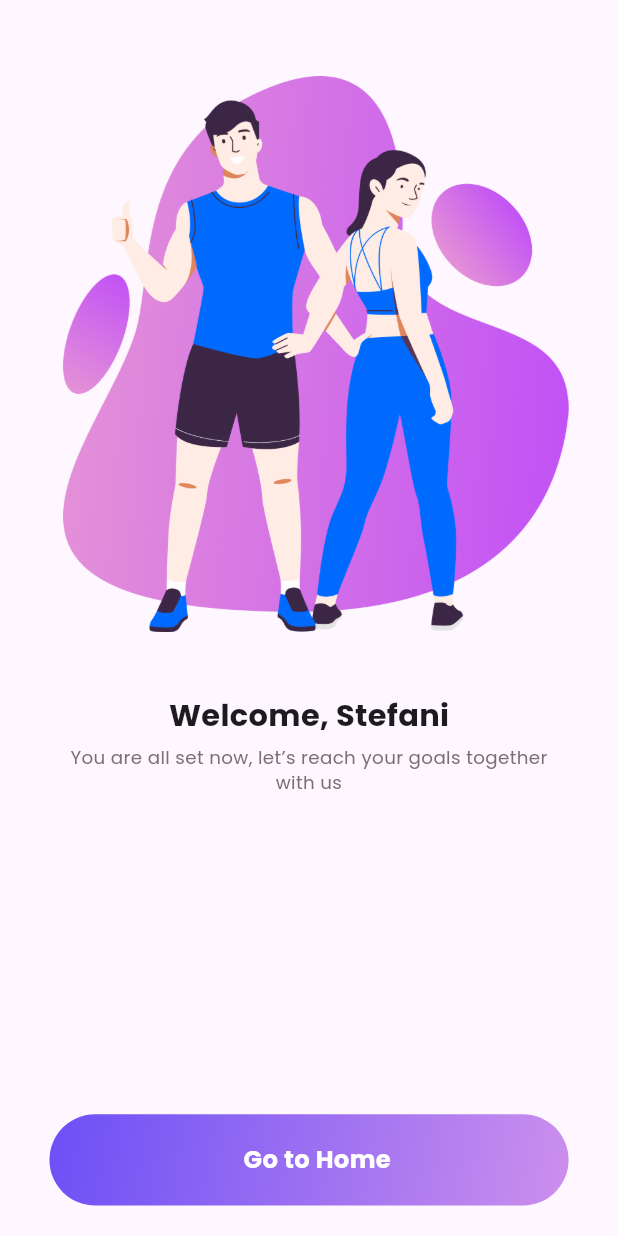
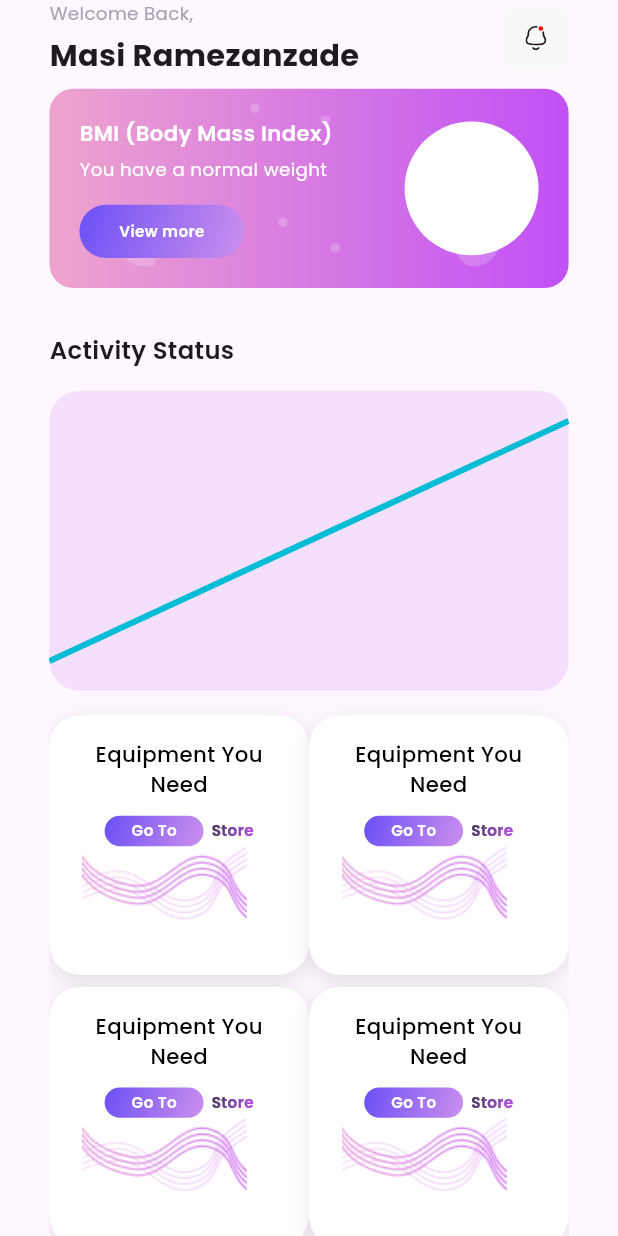
Before and after one commit to aliNassef/FitTrack, a Flutter app: the SuccessfulRegistrationView screen opened by its route, after a tap on "Go to Home", on a phone screen of 412 x 824 dp. Run offline on Flutter 3.47's test engine with Material 3 defaults, Android fonts, the phone set to English and light mode, and no system bars; drawn by our look-alikes of fl_chart; our stand-ins replace carousel_slider, device_preview, dio, easy_localization, flutter_bloc, flutter_screenutil and 7 more; accounts and stored records are empty; project files that could hold a hidden picture were left out.

Commit message:
feat: Implement HomeView and related widgets
- Added HomeView with a body containing HomeBanner, HomeChart, and HomeGridItem.
- Created HomeBanner widget to display BMI information with a button.
- Developed HomeChart widget to visualize activity status using fl_chart.
- Introduced HomeGridItem for displaying equipment information with a button.
- Added HomeTopBar for user greeting and notification icon.
- Updated DefaultAppButton to accept optional icon and textStyle parameters.
- Added new assets for home background and notification icons.
- Updated app router to include HomeView as the initial route.
- Added semiBold16 text style to AppStyles for consistent styling.
- Included new images in assets for home background and notification icon.

```diff
--- /dev/null
+++ b/devtools_options.yaml
@@ -0,0 +1,3 @@
+description: This file stores settings for Dart & Flutter DevTools.
+documentation: https://docs.flutter.dev/tools/devtools/extensions#configure-extension-enablement-states
+extensions:
--- a/lib/core/helpers/default_app_button.dart
+++ b/lib/core/helpers/default_app_button.dart
@@ -11,17 +11,19 @@ class DefaultAppButton extends StatelessWidget {
     this.onPressed,
     this.backgroundColor,
     this.textColor = Colors.white,
-    this.icon = const SizedBox(),
+    this.icon,
     this.padding = 0,
     this.radius = 99,
+    this.textStyle,
   });
   final String text;
   final void Function()? onPressed;
   final Color? backgroundColor;
   final Color textColor;
-  final Widget icon;
+  final Widget? icon;
   final double padding;
   final double radius;
+  final TextStyle? textStyle;
   @override
   Widget build(BuildContext context) {
     return GestureDetector(
@@ -46,12 +48,13 @@ class DefaultAppButton extends StatelessWidget {
           spacing: 10.w,
           mainAxisAlignment: MainAxisAlignment.center,
           children: [
-            icon,
+            if (icon != null) icon!,
             Text(
               text,
-              style: AppStyles.bold16.copyWith(
-                color: textColor,
-              ),
+              style: textStyle ??
+                  AppStyles.bold16.copyWith(
+                    color: textColor,
+                  ),
             ),
           ],
         ),
--- a/lib/core/utils/app_images.dart
+++ b/lib/core/utils/app_images.dart
@@ -9,6 +9,8 @@ abstract class AppImages {
   static const String register2 = 'assets/images/register2.png';
   static const String register3 = 'assets/images/register3.png';
   static const String successRegister = 'assets/images/sucess_reg.png';
+  static const String homeBackgroundItem =
+      'assets/images/home_background_item.png';
 }
 
 abstract class AppIcons {
@@ -24,4 +26,7 @@ abstract class AppIcons {
   static const String genderIcon = 'assets/icons/gender_icon.svg';
   static const String dateIcon = 'assets/icons/date_icon.svg';
   static const String logoIcon = 'assets/icons/logo_icon.svg';
+  static const String notificationIcon = 'assets/icons/notification_icon.svg';
+  static const String homeBackgroundBannerIcon =
+      'assets/icons/home_background.svg';
 }
--- a/lib/core/utils/app_router.dart
+++ b/lib/core/utils/app_router.dart
@@ -5,6 +5,7 @@ import '../../features/auth/presentation/views/login_view.dart';
 import '../../features/auth/presentation/views/signup_view.dart';
 import '../../features/auth/presentation/views/signup_welcome_view.dart';
 import '../../features/auth/presentation/views/sucess_registration_view.dart';
+import '../../features/home/presentation/views/home_view.dart';
 import '../../features/onboarding/presentation/views/onboarding_view.dart';
 import '../../features/onboarding/presentation/views/welcome_view.dart';
 
@@ -34,6 +35,10 @@ Route<dynamic> onGenerateRoute(RouteSettings settings) {
       return MaterialPageRoute(
         builder: (context) => const SuccessfulRegistrationView(),
       );
+    case HomeView.routeName:
+      return MaterialPageRoute(
+        builder: (context) => const HomeView(),
+      );
     default:
       return MaterialPageRoute(builder: (context) => const Scaffold());
   }
--- a/lib/core/utils/app_styles.dart
+++ b/lib/core/utils/app_styles.dart
@@ -70,6 +70,11 @@ abstract class AppStyles {
   static final semiBold15 = _createStyle(
     fontFamily: 'Poppins',
     fontSize: 15,
+    fontWeight: FontWeight.w600,
+  );
+  static final semiBold16 = _createStyle(
+    fontFamily: 'Poppins',
+    fontSize: 16,
     fontWeight: FontWeight.w600,
   );
   static final regular16 = _createStyle(
--- a/lib/features/auth/presentation/views/sucess_registration_view.dart
+++ b/lib/features/auth/presentation/views/sucess_registration_view.dart
@@ -7,6 +7,7 @@ import '../../../../core/helpers/default_app_button.dart';
 import '../../../../core/utils/app_colors.dart';
 import '../../../../core/utils/app_images.dart';
 import '../../../../core/utils/app_styles.dart';
+import '../../../home/presentation/views/home_view.dart';
 
 class SuccessfulRegistrationView extends StatelessWidget {
   const SuccessfulRegistrationView({super.key});
@@ -40,7 +41,9 @@ class SuccessfulRegistrationView extends StatelessWidget {
             Spacer(),
             DefaultAppButton(
               text: 'Go to Home',
-              onPressed: () {},
+              onPressed: () {
+                _goToHomePage(context);
+              },
             ),
             VerticalSpace(20),
           ],
@@ -48,4 +51,12 @@ class SuccessfulRegistrationView extends StatelessWidget {
       ),
     );
   }
+
+  void _goToHomePage(BuildContext context) {
+    Navigator.pushNamedAndRemoveUntil(
+      context,
+      HomeView.routeName,
+      (route) => false,
+    );
+  }
 }
--- /dev/null
+++ b/lib/features/home/presentation/views/home_view.dart
@@ -0,0 +1,17 @@
+import 'package:fit_track_app/core/extensions/padding_extension.dart';
+import 'package:flutter/material.dart';
+import '../widgets/home_view_body.dart';
+
+class HomeView extends StatelessWidget {
+  const HomeView({super.key});
+  static const String routeName = 'home_view';
+  @override
+  Widget build(BuildContext context) {
+    return Scaffold(
+      body: SafeArea(
+        bottom: false,
+        child: HomeViewBody().withHorizontalPadding(30),
+      ),
+    );
+  }
+}
--- /dev/null
+++ b/lib/features/home/presentation/widgets/home_banner.dart
@@ -0,0 +1,75 @@
+import 'package:flutter/material.dart';
+import 'package:flutter_screenutil/flutter_screenutil.dart';
+import 'package:flutter_svg_provider/flutter_svg_provider.dart' as svg;
+
+import '../../../../core/helpers/app_spacer.dart';
+import '../../../../core/helpers/default_app_button.dart';
+import '../../../../core/utils/app_images.dart';
+import '../../../../core/utils/app_styles.dart';
+
+class HomeBanner extends StatelessWidget {
+  const HomeBanner({
+    super.key,
+  });
+
+  @override
+  Widget build(BuildContext context) {
+    return Container(
+      padding: EdgeInsets.all(20),
+      decoration: BoxDecoration(
+        image: const DecorationImage(
+          image: svg.Svg(
+            AppIcons.homeBackgroundBannerIcon,
+          ),
+          fit: BoxFit.cover,
+        ),
+        gradient: const LinearGradient(
+          colors: [
+            Color(0xffEEA4CE),
+            Color(0xffC150F6),
+          ],
+        ),
+        borderRadius: BorderRadius.circular(16),
+      ),
+      child: Row(
+        children: [
+          Column(
+            crossAxisAlignment: CrossAxisAlignment.start,
+            children: [
+              Text(
+                'BMI (Body Mass Index)',
+                style: AppStyles.semiBold14.copyWith(
+                  color: Colors.white,
+                ),
+              ),
+              VerticalSpace(5),
+              Text(
+                'You have a normal weight',
+                style: AppStyles.regular12.copyWith(
+                  color: Colors.white,
+                ),
+              ),
+              VerticalSpace(15),
+              SizedBox(
+                height: 35.h,
+                width: 100.w,
+                child: DefaultAppButton(
+                  text: 'View more',
+                  textStyle: AppStyles.semiBold10.copyWith(
+                    color: Colors.white,
+                  ),
+                  onPressed: () {},
+                ),
+              ),
+            ],
+          ),
+          Spacer(),
+          CircleAvatar(
+            radius: 44.r,
+            backgroundColor: Colors.white,
+          ),
+        ],
+      ),
+    );
+  }
+}
--- /dev/null
+++ b/lib/features/home/presentation/widgets/home_chart.dart
@@ -0,0 +1,80 @@
+import 'package:fit_track_app/core/extensions/mediaquery_size.dart';
+import 'package:fl_chart/fl_chart.dart';
+import 'package:flutter/material.dart';
+
+class HomeChart extends StatelessWidget {
+  const HomeChart({super.key});
+
+  @override
+  Widget build(BuildContext context) {
+    return Container(
+      height: 200,
+      width: context.width,
+      padding: const EdgeInsets.symmetric(vertical: 20),
+      decoration: BoxDecoration(
+        color: Color(0xfff4dffc),
+        borderRadius: BorderRadius.circular(20),
+      ),
+      child: LineChart(
+        LineChartData(
+          lineBarsData: [
+            LineChartBarData(
+              spots: [
+                FlSpot(0, 1),
+                FlSpot(1, 2),
+                FlSpot(2, 3),
+                FlSpot(3, 4),
+                FlSpot(4, 5),
+                FlSpot(5, 6),
+              ],
+              isCurved: true,
+              barWidth: 4,
+              belowBarData: BarAreaData(show: false),
+              dotData: FlDotData(show: false),
+            ),
+          ],
+          titlesData: _homeChartTitle(),
+          gridData: _homeChartBackgroundStyle(),
+          borderData: _homeChartBorderStyle(),
+        ),
+      ),
+    );
+  }
+
+  FlGridData _homeChartBackgroundStyle() {
+    return FlGridData(
+      show: false,
+    );
+  }
+
+  FlBorderData _homeChartBorderStyle() {
+    return FlBorderData(
+      show: false,
+    );
+  }
+
+  FlTitlesData _homeChartTitle() {
+    return FlTitlesData(
+      leftTitles: AxisTitles(
+        sideTitles: SideTitles(
+          showTitles: false,
+        ),
+      ),
+      bottomTitles: AxisTitles(
+        sideTitles: SideTitles(
+          showTitles: false,
+        ),
+      ),
+      topTitles: AxisTitles(
+        sideTitles: SideTitles(
+          showTitles: false,
+        ),
+      ),
+      rightTitles: AxisTitles(
+        sideTitles: SideTitles(
+          showTitles: false,
+        ),
+      ),
+    );
+  }
+}
--- /dev/null
+++ b/lib/features/home/presentation/widgets/home_grid_item.dart
@@ -0,0 +1,90 @@
+import 'package:fit_track_app/core/utils/app_images.dart';
+import 'package:flutter/material.dart';
+import 'package:flutter_screenutil/flutter_screenutil.dart';
+
+import '../../../../core/helpers/app_spacer.dart';
+import '../../../../core/helpers/default_app_button.dart';
+import '../../../../core/utils/app_styles.dart';
+
+class HomeGridItem extends StatelessWidget {
+  const HomeGridItem({
+    super.key,
+  });
+
+  @override
+  Widget build(BuildContext context) {
+    return Container(
+      decoration: BoxDecoration(
+        color: const Color(0xffFFFFFF),
+        borderRadius: BorderRadius.circular(20.r),
+        boxShadow: [
+          BoxShadow(
+            color: const Color(0xff000000).withValues(alpha: 0.1),
+            blurRadius: 10,
+            offset: const Offset(0, 4),
+          ),
+        ],
+      ),
+      width: 150.w,
+      padding: EdgeInsets.symmetric(horizontal: 20.w, vertical: 16.h),
+      child: Stack(
+        children: [
+          Text(
+            'Equipment You Need',
+            style: AppStyles.medium14.copyWith(
+              color: Color(0xff000000),
+            ),
+            textAlign: TextAlign.center,
+          ),
+          VerticalSpace(7),
+          Positioned(
+            top: 50.h,
+            left: 0,
+            right: 0,
+            child: Row(
+              mainAxisAlignment: MainAxisAlignment.center,
+              children: [
+                SizedBox(
+                  height: 20.h,
+                  width: 60.w,
+                  child: DefaultAppButton(
+                    text: 'Go To',
+                    textStyle: AppStyles.semiBold10.copyWith(
+                      color: Colors.white,
+                    ),
+                    onPressed: () {},
+                  ),
+                ),
+                ShaderMask(
+                  shaderCallback: (bounds) => const LinearGradient(
+                    colors: [
+                      Color(0xff263238),
+                      Color(0xffC150F6),
+                    ],
+                    begin: Alignment.topLeft,
+                    end: Alignment.bottomRight,
+                  ).createShader(
+                    Rect.fromLTWH(0, 0, bounds.width, bounds.height),
+                  ),
+                  child: Text(
+                    '  Store',
+                    style: AppStyles.semiBold10.copyWith(
+                      color: Colors.white,
+                    ),
+                  ),
+                ),
+              ],
+            ),
+          ),
+          Positioned(
+            bottom: 0.h,
+            child: Image.asset(
+              alignment: Alignment.topCenter,
+              AppImages.homeBackgroundItem,
+            ),
+          ),
+        ],
+      ),
+    );
+  }
+}
--- /dev/null
+++ b/lib/features/home/presentation/widgets/home_top_bar.dart
@@ -0,0 +1,56 @@
+import 'package:flutter/material.dart';
+import 'package:flutter_screenutil/flutter_screenutil.dart';
+import 'package:flutter_svg/flutter_svg.dart';
+
+import '../../../../core/utils/app_images.dart';
+import '../../../../core/utils/app_styles.dart';
+
+class HomeTopBar extends StatelessWidget {
+  const HomeTopBar({
+    super.key,
+  });
+
+  @override
+  Widget build(BuildContext context) {
+    return Row(
+      mainAxisAlignment: MainAxisAlignment.spaceBetween,
+      children: [
+        Column(
+          crossAxisAlignment: CrossAxisAlignment.start,
+          spacing: 5.h,
+          children: [
+            Text(
+              'Welcome Back,',
+              style: AppStyles.regular12.copyWith(
+                color: Color(0xffA5A3B0),
+              ),
+            ),
+            Text(
+              'Masi Ramezanzade',
+              style: AppStyles.bold20,
+            ),
+          ],
+        ),
+        InkWell(
+          borderRadius: BorderRadius.circular(8),
+          onTap: () {},
+          child: Container(
+            width: 40.w,
+            height: 40.h,
+            decoration: ShapeDecoration(
+              color: const Color(0xFFF7F8F8),
+              shape: RoundedRectangleBorder(
+                borderRadius: BorderRadius.circular(8),
+              ),
+            ),
+            child: Center(
+              child: SvgPicture.asset(
+                AppIcons.notificationIcon,
+              ),
+            ),
+          ),
+        ),
+      ],
+    );
+  }
+}
--- /dev/null
+++ b/lib/features/home/presentation/widgets/home_view_body.dart
@@ -0,0 +1,53 @@
+import 'package:flutter/material.dart';
+import '../../../../core/helpers/app_spacer.dart';
+import '../../../../core/utils/app_styles.dart';
+import 'home_banner.dart';
+import 'home_chart.dart';
+import 'home_grid_item.dart';
+import 'home_top_bar.dart';
+
+class HomeViewBody extends StatelessWidget {
+  const HomeViewBody({
+    super.key,
+  });
+
+  @override
+  Widget build(BuildContext context) {
+    return CustomScrollView(
+      slivers: [
+        SliverToBoxAdapter(
+          child: Column(
+            crossAxisAlignment: CrossAxisAlignment.start,
+            children: [
+              HomeTopBar(),
+              VerticalSpace(8),
+              HomeBanner(),
+              VerticalSpace(30),
+              Text(
+                'Activity Status',
+                style: AppStyles.semiBold16,
+              ),
+              VerticalSpace(15),
+              HomeChart(),
+              VerticalSpace(16),
+            ],
+          ),
+        ),
+        SliverGrid.builder(
+          itemCount: 6,
+          gridDelegate: const SliverGridDelegateWithFixedCrossAxisCount(
+            crossAxisCount: 2,
+            childAspectRatio: 1,
+            mainAxisSpacing: 8,
+          ),
+          itemBuilder: (_, index) {
+            return HomeGridItem();
+          },
+        ),
+        SliverToBoxAdapter(
+          child: VerticalSpace(30),
+        ),
+      ],
+    );
+  }
+}
--- /dev/null
+++ b/lib/features/layout/presentation/layout_view.dart
@@ -0,0 +1,18 @@
+import 'package:flutter/material.dart';
+
+class LayoutView extends StatelessWidget {
+  const LayoutView({super.key});
+  static const String routeName = 'layout_view';
+  @override
+  Widget build(BuildContext context) {
+    return Scaffold(
+      body: SafeArea(
+        child: Column(
+          children: [
+            Row(),
+          ],
+        ),
+      ),
+    );
+  }
+}
--- a/lib/fit_track_app.dart
+++ b/lib/fit_track_app.dart
@@ -1,9 +1,9 @@
 import 'package:device_preview/device_preview.dart';
+import 'package:fit_track_app/features/home/presentation/views/home_view.dart';
 import 'package:flutter/material.dart';
 import 'package:flutter_screenutil/flutter_screenutil.dart';
 
 import 'core/utils/app_router.dart';
-import 'features/onboarding/presentation/views/welcome_view.dart';
 
 class FitTrackApp extends StatelessWidget {
   const FitTrackApp({super.key});
@@ -24,7 +24,7 @@ class FitTrackApp extends StatelessWidget {
             primarySwatch: Colors.blue,
           ),
           onGenerateRoute: (settings) => onGenerateRoute(settings),
-          initialRoute: WelcomeView.routeName,
+          initialRoute: HomeView.routeName,
         );
       },
     );
--- a/pubspec.yaml
+++ b/pubspec.yaml
@@ -20,6 +20,7 @@ dependencies:
   flutter_bloc: ^9.1.0
   flutter_screenutil: ^5.9.3
   flutter_svg: ^2.0.17
+  flutter_svg_provider: ^1.0.7
   get_it: ^8.0.3
   google_fonts: ^6.2.1
   image_picker: ^1.1.2
```
Also changed, not shown: assets/icons/home_background.svg (added), assets/icons/notification_icon.svg (added), assets/images/home_background_item.png (added), pubspec.lock.
